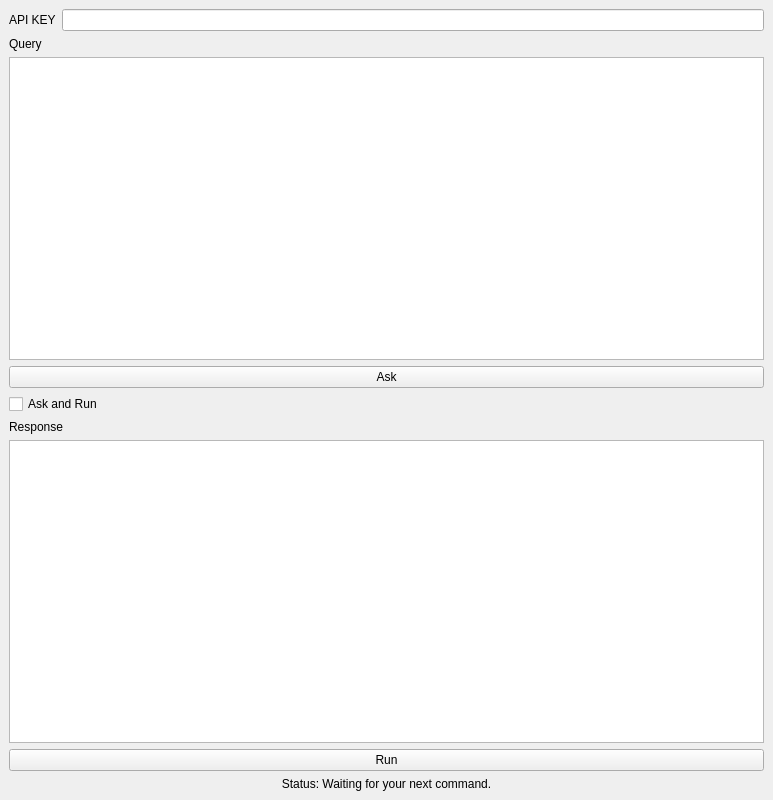
First picture: the form in dockwidget.ui, repository hongbumm/QueryGIS, before the edit.
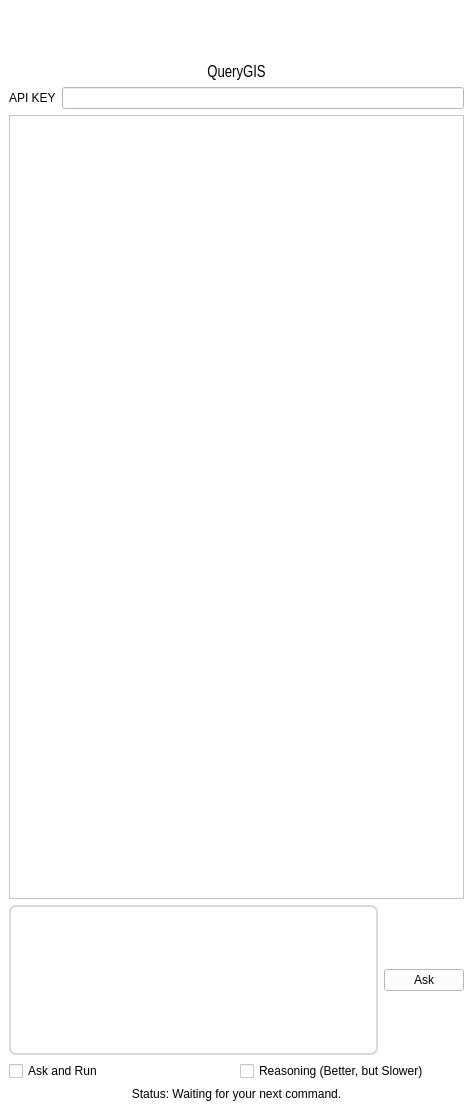
Second picture: the form after the edit. Icons and pictures are not drawn.

Diff of the .ui file:
```diff
--- a/dockwidget.ui
+++ b/dockwidget.ui
@@ -6,18 +6,62 @@
    <rect>
     <x>0</x>
     <y>0</y>
-    <width>773</width>
-    <height>800</height>
+    <width>473</width>
+    <height>1110</height>
    </rect>
   </property>
   <property name="windowTitle">
    <string>QueryGIS</string>
   </property>
   <widget class="QWidget" name="dockWidgetContents">
+   <property name="styleSheet">
+    <string notr="true">background-color: rgb(255, 255, 255);</string>
+   </property>
    <layout class="QVBoxLayout" name="mainLayout">
-    <property name="sizeConstraint">
-     <enum>QLayout::SetDefaultConstraint</enum>
-    </property>
+    <!-- Header -->
+    <item>
+     <layout class="QVBoxLayout" name="headerLayout">
+      <item alignment="Qt::AlignHCenter">
+       <widget class="QLabel" name="icon_img">
+        <property name="sizePolicy">
+         <sizepolicy hsizetype="Fixed" vsizetype="Fixed">
+          <horstretch>50</horstretch>
+          <verstretch>50</verstretch>
+         </sizepolicy>
+        </property>
+        <property name="minimumSize">
+         <size>
+          <width>50</width>
+          <height>50</height>
+         </size>
+        </property>
+        <property name="styleSheet">
+         <string notr="true">border-image: url(:/plugins/query_gis/icon.png);</string>
+        </property>
+        <property name="text">
+         <string/>
+        </property>
+       </widget>
+      </item>
+      <item alignment="Qt::AlignHCenter">
+       <widget class="QLabel" name="label_title">
+        <property name="font">
+         <font>
+          <family>Arial Narrow</family>
+          <pointsize>12</pointsize>
+         </font>
+        </property>
+        <property name="text">
+         <string>QueryGIS</string>
+        </property>
+        <property name="alignment">
+         <set>Qt::AlignCenter</set>
+        </property>
+       </widget>
+      </item>
+     </layout>
+    </item>
+    <!-- API Key -->
     <item>
      <layout class="QHBoxLayout" name="apiLayout">
       <item>
@@ -33,24 +77,103 @@
      </layout>
     </item>
     <item>
-     <layout class="QVBoxLayout" name="queryLayout">
+     <widget class="QScrollArea" name="chatScrollArea">
+      <property name="widgetResizable">
+       <bool>true</bool>
+      </property>
+      <!-- Custom Scrollbar Style: only the scrollbar with rounded grey handle -->
+      <property name="styleSheet">
+       <string notr="true">
+QScrollBar:vertical {
+    border: none;
+    background: transparent;
+    width: 10px;
+    margin: 0px;
+}
+QScrollBar::handle:vertical {
+    background: #A9A9A9;
+    min-height: 20px;
+    border-radius: 5px;
+}
+QScrollBar::add-line:vertical, QScrollBar::sub-line:vertical {
+    background: none;
+    height: 0px;
+}
+       </string>
+      </property>
+      <widget class="QWidget" name="chatWidget">
+       <property name="geometry">
+        <rect>
+         <x>0</x>
+         <y>0</y>
+         <width>449</width>
+         <height>719</height>
+        </rect>
+       </property>
+       <layout class="QVBoxLayout" name="chatLayout">
+        <item>
+         <spacer name="verticalSpacer">
+          <property name="orientation">
+           <enum>Qt::Vertical</enum>
+          </property>
+          <property name="sizeHint" stdset="0">
+           <size>
+            <width>20</width>
+            <height>20</height>
+           </size>
+          </property>
+         </spacer>
+        </item>
+       </layout>
+      </widget>
+     </widget>
+    </item>
+    <!-- Input Area -->
+    <item>
+     <layout class="QHBoxLayout" name="inputLayout">
       <item>
-       <widget class="QLabel" name="label">
-        <property name="text">
-         <string>Query</string>
+       <widget class="QTextEdit" name="text_query">
+        <property name="sizePolicy">
+         <sizepolicy hsizetype="Expanding" vsizetype="Fixed">
+          <horstretch>0</horstretch>
+          <verstretch>0</verstretch>
+         </sizepolicy>
+        </property>
+        <property name="minimumSize">
+         <size>
+          <width>0</width>
+          <height>150</height>
+         </size>
+        </property>
+        <property name="font">
+         <font>
+          <family>맑은 고딕</family>
+          <pointsize>10</pointsize>
+         </font>
+        </property>
+        <property name="styleSheet">
+         <string notr="true">border-radius: 7px; border: 2px solid #D9D9D9; padding: 5px;</string>
+        </property>
+        <property name="acceptRichText">
+         <bool>false</bool>
         </property>
        </widget>
       </item>
-      <item>
-       <widget class="QTextEdit" name="text_query"/>
-      </item>
       <item>
        <widget class="QPushButton" name="btn_ask">
+        <property name="styleSheet">
+         <string notr="true">border-color: rgb(213, 213, 213);</string>
+        </property>
         <property name="text">
          <string>Ask</string>
         </property>
        </widget>
       </item>
+     </layout>
+    </item>
+    <!-- Options Area (Run button removed) -->
+    <item>
+     <layout class="QHBoxLayout" name="optionsLayout">
       <item>
        <widget class="QCheckBox" name="chk_ask_run">
         <property name="text">
@@ -59,34 +182,25 @@
        </widget>
       </item>
       <item>
-       <widget class="QLabel" name="label_3">
+       <widget class="QCheckBox" name="chk_reason">
         <property name="text">
-         <string>Response</string>
-        </property>
-       </widget>
-      </item>
-      <item>
-       <widget class="QTextEdit" name="text_response"/>
-      </item>
-      <item>
-       <widget class="QPushButton" name="btn_run">
-        <property name="text">
-         <string>Run</string>
-        </property>
-       </widget>
-      </item>
-      <item>
-       <widget class="QLabel" name="status_label">
-        <property name="text">
-         <string>Status: Waiting for your next command.</string>
-        </property>
-        <property name="alignment">
-         <set>Qt::AlignCenter</set>
+         <string>Reasoning (Better, but Slower)</string>
         </property>
        </widget>
       </item>
      </layout>
     </item>
+    <!-- Status Area -->
+    <item>
+     <widget class="QLabel" name="status_label">
+      <property name="text">
+       <string>Status: Waiting for your next command.</string>
+      </property>
+      <property name="alignment">
+       <set>Qt::AlignCenter</set>
+      </property>
+     </widget>
+    </item>
    </layout>
   </widget>
  </widget>
```
Left out of the diff: 7 changed lines with no effect on the pictures.
